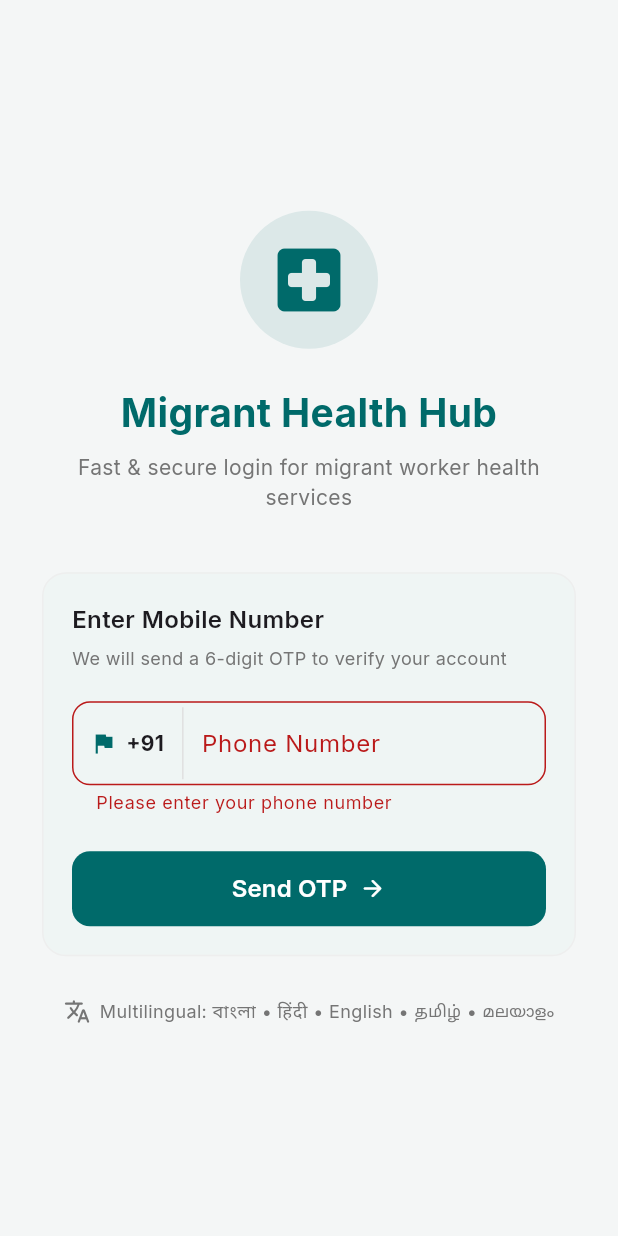
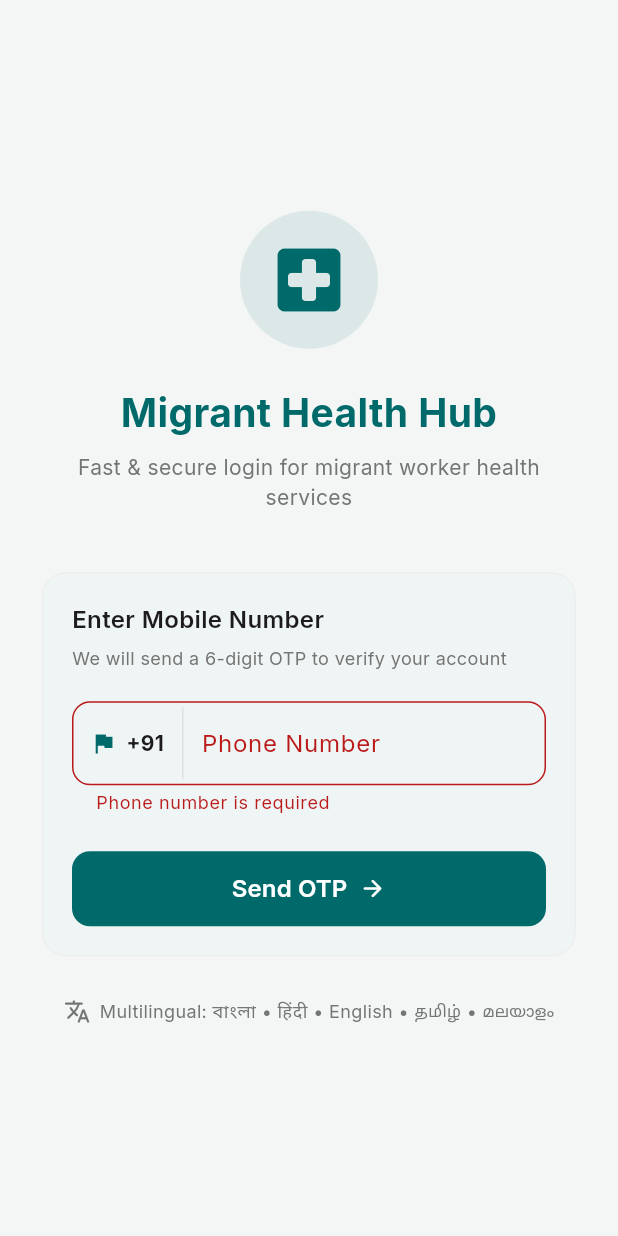
Before and after one commit to prasath-10/Cloud-Based-Digital-Health-Record-Appointment-Management-System, a Flutter app: the screen it shows after launch, after a tap on "Send OTP", on a phone screen of 412 x 824 dp. Run offline on Flutter 3.47's test engine with Material 3 defaults, Android fonts, the phone set to English and light mode, and no system bars; our stand-ins replace dio, firebase_auth, firebase_core, flutter_native_splash, flutter_riverpod, flutter_secure_storage and 4 more; accounts and stored records are empty.

Commit message:
feat: implement authentication, registration, doctor, and profile UI screens

```diff
--- a/mobile_app/lib/presentation/screens/auth/login_screen.dart
+++ b/mobile_app/lib/presentation/screens/auth/login_screen.dart
@@ -80,6 +80,7 @@ class _LoginScreenState extends ConsumerState<LoginScreen> {
               constraints: const BoxConstraints(maxWidth: 440),
               child: Form(
                 key: _formKey,
+                autovalidateMode: AutovalidateMode.onUserInteraction,
                 child: Column(
                   mainAxisAlignment: MainAxisAlignment.center,
                   crossAxisAlignment: CrossAxisAlignment.stretch,
@@ -195,11 +196,15 @@ class _LoginScreenState extends ConsumerState<LoginScreen> {
                                 ),
                               ),
                               validator: (value) {
-                                if (value == null || value.trim().isEmpty) {
-                                  return 'Please enter your phone number';
+                                final digits = value?.trim() ?? '';
+                                if (digits.isEmpty) {
+                                  return 'Phone number is required';
                                 }
-                                if (value.trim().length < 10) {
-                                  return 'Please enter a valid 10-digit mobile number';
+                                if (digits.length != 10) {
+                                  return 'Enter a valid 10-digit mobile number';
+                                }
+                                if (!RegExp(r'^[6-9]\d{9}$').hasMatch(digits)) {
+                                  return 'Must start with 6, 7, 8 or 9 (valid Indian mobile)';
                                 }
                                 return null;
                               },
```
Also changed, not shown: mobile_app/lib/presentation/screens/auth/patient_registration_screen.dart (+34 -3 lines), mobile_app/lib/presentation/screens/doctor/doctor_screens.dart (+33 -6 lines), mobile_app/lib/presentation/screens/profile/profile_screen.dart (+19 -4 lines).
